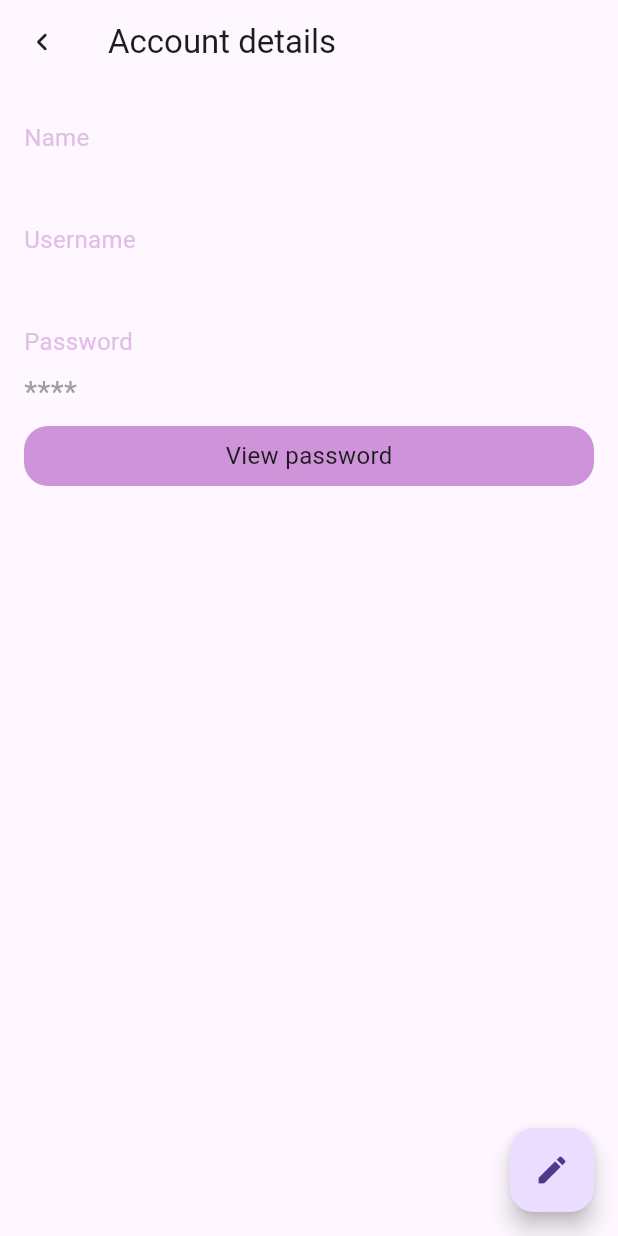
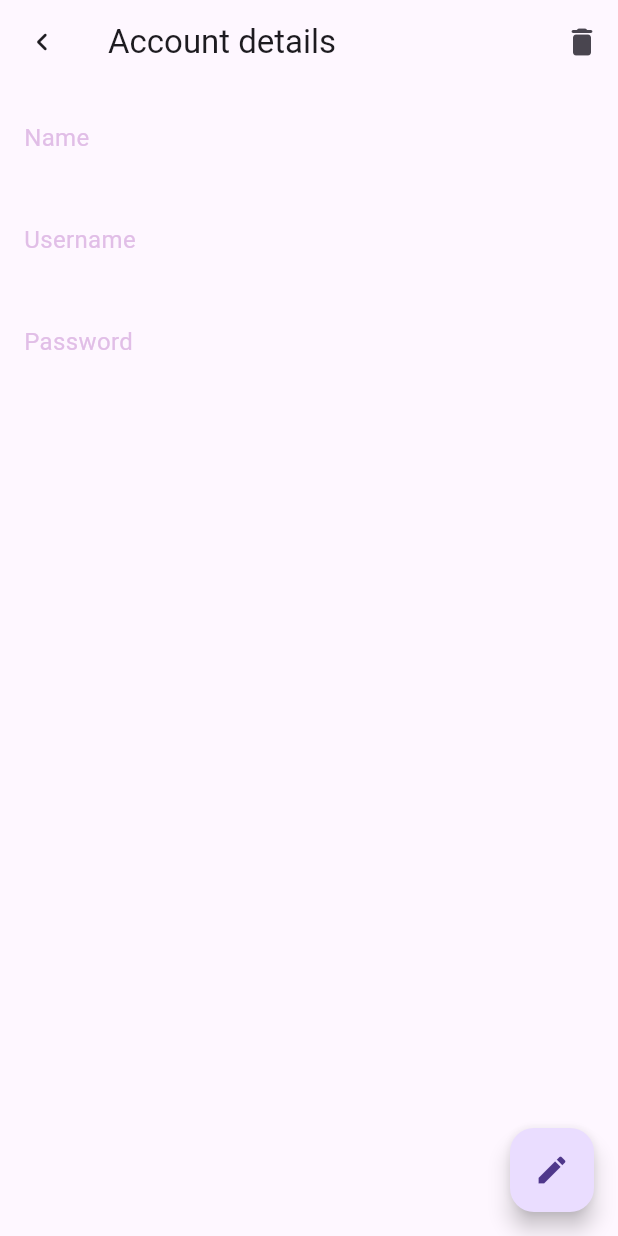
Before and after one commit to Kuro96Viixen/password_manager, a Flutter app: the ViewAccountView screen opened directly with empty values, after a tap on "View password", on a phone screen of 412 x 824 dp. Run offline on Flutter 3.47's test engine with Material 3 defaults, Android fonts, the phone set to English and light mode, and no system bars; our stand-ins replace focus_detector; Roboto replaces fonts that are missing (Verdana).

Commit message:
Added Delete Account
Added Delete Account
Removed value when autogenerated password
Refreshing view when removing password

```diff
--- a/lib/constants/icons.dart
+++ b/lib/constants/icons.dart
@@ -6,4 +6,5 @@ class CommonIcons {
   static IconData back = Icons.navigate_before_rounded;
   static IconData add = Icons.add;
   static IconData edit = Icons.edit;
+  static IconData delete = Icons.delete_rounded;
 }
--- a/lib/constants/texts.dart
+++ b/lib/constants/texts.dart
@@ -21,7 +21,7 @@ class Texts {
   static String numbersCheckBoxTitle = 'Numbers';
   static String symbolsCheckBoxTitle = 'Symbols';
   static String generateRandomPasswordButton = 'Generate';
-  static String randomPasswordText = 'Your random password is: ';
+  static String randomPasswordText = 'Your random password is:\n';
   static String isPrivateAccountCheckBoxTitle = 'Is private?';
   static String saveAccountButton = 'Save account';
 
@@ -38,6 +38,8 @@ class Texts {
   static String editViewTitle = 'Edit account';
 
   // Fingerprint
+  // static String fingerprintDialogTitle = 'Authentication required';
+  // static String fingerprintDialogSubtitle = 'Verify identity';
   static String fingerprintPrivateAuthTitle = 'Use fingerprint to unlock';
   static String fingerprintPasswordAuthTitle =
       'Use fingerprint to see the password';
--- a/lib/main.dart
+++ b/lib/main.dart
@@ -11,9 +11,13 @@ void main() {
 class MyApp extends StatelessWidget {
   const MyApp({super.key});
 
+  void asyncMethod() async {
+    await Utils.readAccounts();
+  }
+
   @override
   Widget build(BuildContext context) {
-    Utils.readAccounts();
+    asyncMethod();
 
     return MaterialApp(
       title: Texts.title,
--- a/lib/screens/view_account_view.dart
+++ b/lib/screens/view_account_view.dart
@@ -33,6 +33,15 @@ class _ViewAccountViewState extends State<ViewAccountView> {
         appBar: AppBar(
           leading: CustomWidgets.backButton(context),
           title: Text(Texts.viewAccountViewTitle),
+          actions: [
+            IconButton(
+              onPressed: () async =>
+                  await Utils.deleteAccount(widget.arguments.account).then(
+                (_) => Navigator.of(context).pop(),
+              ),
+              icon: Icon(CommonIcons.delete),
+            ),
+          ],
         ),
         body: Container(
           padding: const EdgeInsets.all(16.0),
@@ -67,12 +76,9 @@ class _ViewAccountViewState extends State<ViewAccountView> {
                 visible: !revealedPassword,
                 child: CustomWidgets.button(
                   Texts.viewAccountViewPassword,
-                  () => Utils.authenticate(
-                    Texts.fingerprintPasswordAuthTitle,
-                  ).then(
-                    (value) => setState(
-                      () => revealedPassword = value,
-                    ),
+                  () => Utils.authenticate(Texts.fingerprintPasswordAuthTitle)
+                      .then(
+                    (verified) => setState(() => revealedPassword = true),
                   ),
                 ),
               )
--- a/lib/utils/widgets.dart
+++ b/lib/utils/widgets.dart
@@ -5,7 +5,11 @@ import 'package:password_manager/model/account.dart';
 import 'package:password_manager/utils/utils.dart';
 
 class CustomWidgets {
-  static Widget listTile(BuildContext context, int index, Account account) =>
+  static Widget listTile(
+    BuildContext context,
+    int index,
+    Account account,
+  ) =>
       ListTile(
         onTap: () => Utils.navigateToView(context, index, account),
         leading: Icon(CommonIcons.private),
--- a/pubspec.yaml
+++ b/pubspec.yaml
@@ -2,7 +2,7 @@ name: password_manager
 description: A new Flutter project.
 publish_to: 'none'
 
-version: 1.0.0+1
+version: 1.1.0+2
 
 environment:
   sdk: '>=2.18.0 <3.0.0'
@@ -13,6 +13,7 @@ dependencies:
 
   flutter_secure_storage: ^8.0.0
   local_auth: ^2.1.6
+  focus_detector: ^2.0.1
   path_provider: ^2.0.13
 
   cupertino_icons: ^1.0.2
```
Also changed, not shown: lib/screens/accounts_view.dart (+13 -9 lines), lib/screens/add_edit_view.dart (+12 -2 lines), lib/screens/private_accounts_view.dart (+13 -9 lines).
